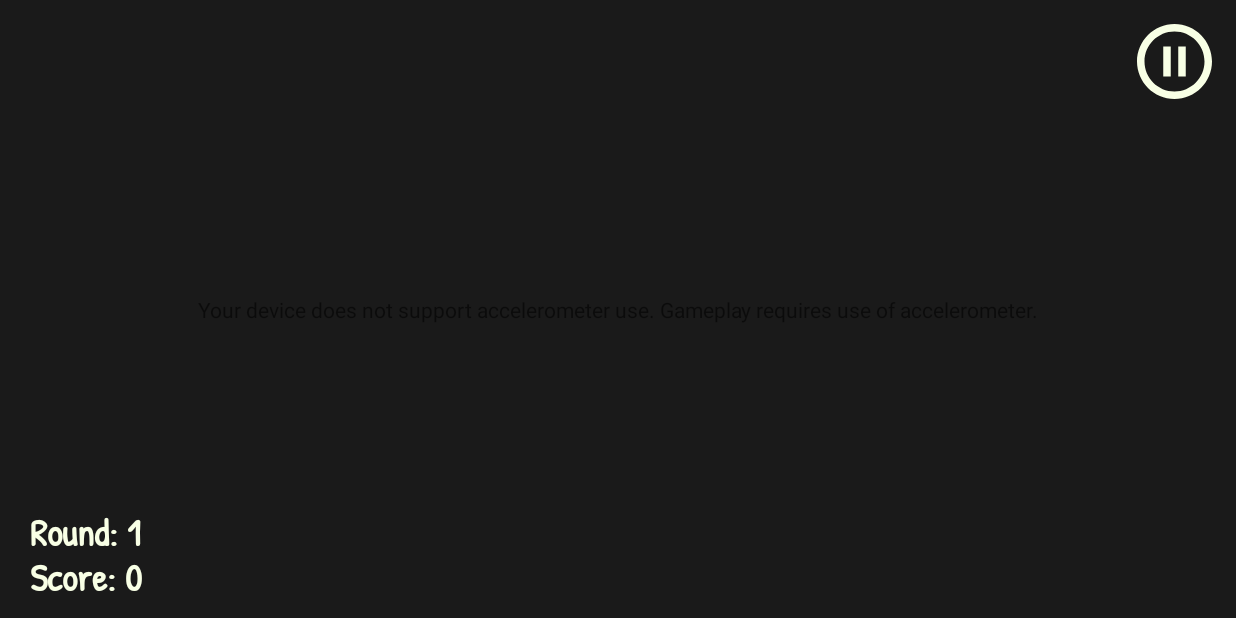
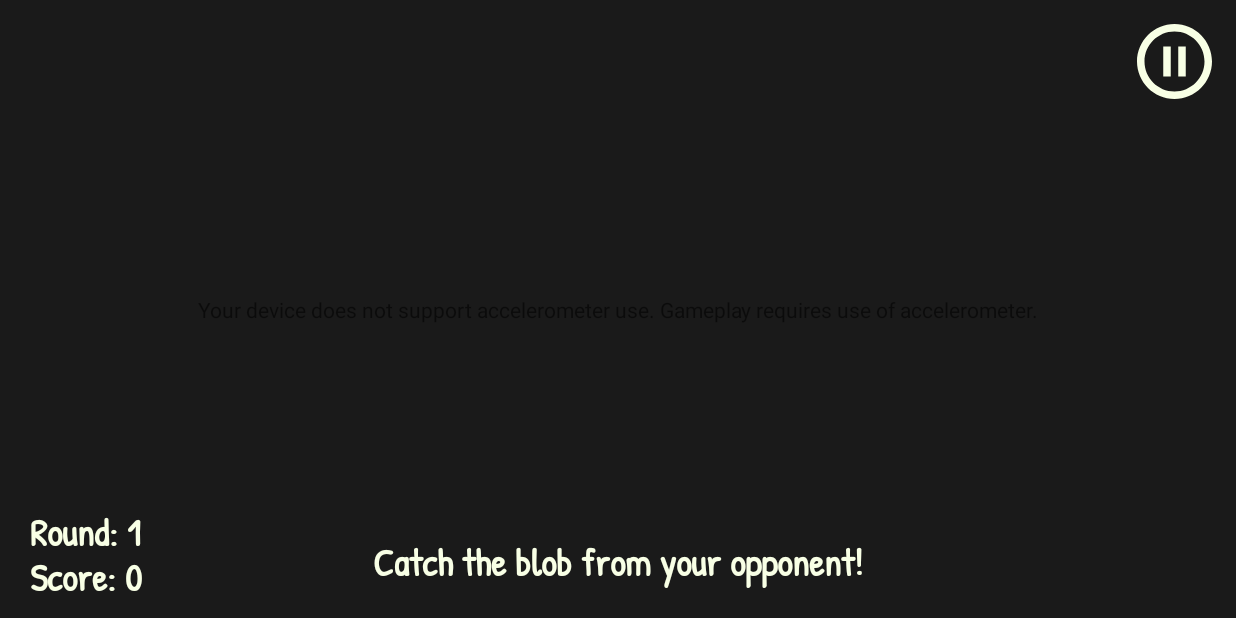
Before and after one commit to mljes/ExplodingBlobToss, an Android app: the GameActivity screen opened directly, with no data from a screen before it, on a phone screen of 824 x 412 dp (held sideways). Run offline under Robolectric (Android 15) with nearby library versions, the phone set to English and light mode, and no system bars; 2 statements that could not run were skipped.

Commit message:
round end ui update
added haptic feedback to round end buttons and updated win/loose splat_imageview. added image_view change to losing catch

```diff
--- a/ExplodingBlobToss/app/src/main/java/com/happycampers/explodingblobtoss/GameActivity.kt
+++ b/ExplodingBlobToss/app/src/main/java/com/happycampers/explodingblobtoss/GameActivity.kt
@@ -15,12 +15,13 @@ import android.widget.*
 import com.example.android.diceroller.ShakeDetector
 import com.happycampers.explodingblobtoss.Hosts.P2PClient
 import com.happycampers.explodingblobtoss.Hosts.P2PServer
+import kotlinx.android.synthetic.main.activity_game.*
 import java.lang.NullPointerException
 import java.lang.ref.WeakReference
 import java.net.InetAddress
 import java.util.*
 
-//sound clip attribution: from freesound.com FoolBoy Media, and Adam_N
+//sound clip attribution: from freesound.org FoolBoy Media(gameOver_splat), Green couch (throw_Splash)
 class GameActivity : AppCompatActivity() {
     private lateinit var shakeDetector: ShakeDetector
     private var accelerometerSupported = false
@@ -226,6 +227,7 @@ class GameActivity : AppCompatActivity() {
             if(audioSwitch.isChecked){
                 gameOverSplat.start()
             }
+            blob_ImageView.setImageResource(R.drawable.ic_bluesplat)
             deviceState = DeviceP2PListeningState.FINISHED
             startGameEndActivity(false)
         }
--- a/ExplodingBlobToss/app/src/main/res/layout/activity_game.xml
+++ b/ExplodingBlobToss/app/src/main/res/layout/activity_game.xml
@@ -73,7 +73,7 @@
             android:layout_marginBottom="20dp"
             android:text="@string/instructions_title"
             android:textColor="@color/myWhite"
-            android:visibility="invisible" />
+            android:visibility="visible" />
 
         <TextView
             android:id="@+id/round_count_lbl"
--- a/ExplodingBlobToss/app/src/main/res/values/strings.xml
+++ b/ExplodingBlobToss/app/src/main/res/values/strings.xml
@@ -27,7 +27,7 @@
     <string name="connect_peers_title">Connect To Peers</string>
     <string name="detected_devices_text">Detected Devices:</string>
     <!--Main Game Activity-->
-    <string name="instructions_title">Pass the blob before it explodes!</string>
+    <string name="instructions_title">Catch the blob from your opponent!</string>
     <string name="round_count_lbl">Round: %d </string>
     <string name="score_lbl">Score: %d</string>
     <string name="quit_btn">Quit to Menu</string>
```
Also changed, not shown: ExplodingBlobToss/app/src/main/java/com/happycampers/explodingblobtoss/GameEndActivity.kt (+24 -2 lines), ExplodingBlobToss/app/src/main/res/layout/activity_game_end.xml (deleted, +0 -9 lines).
